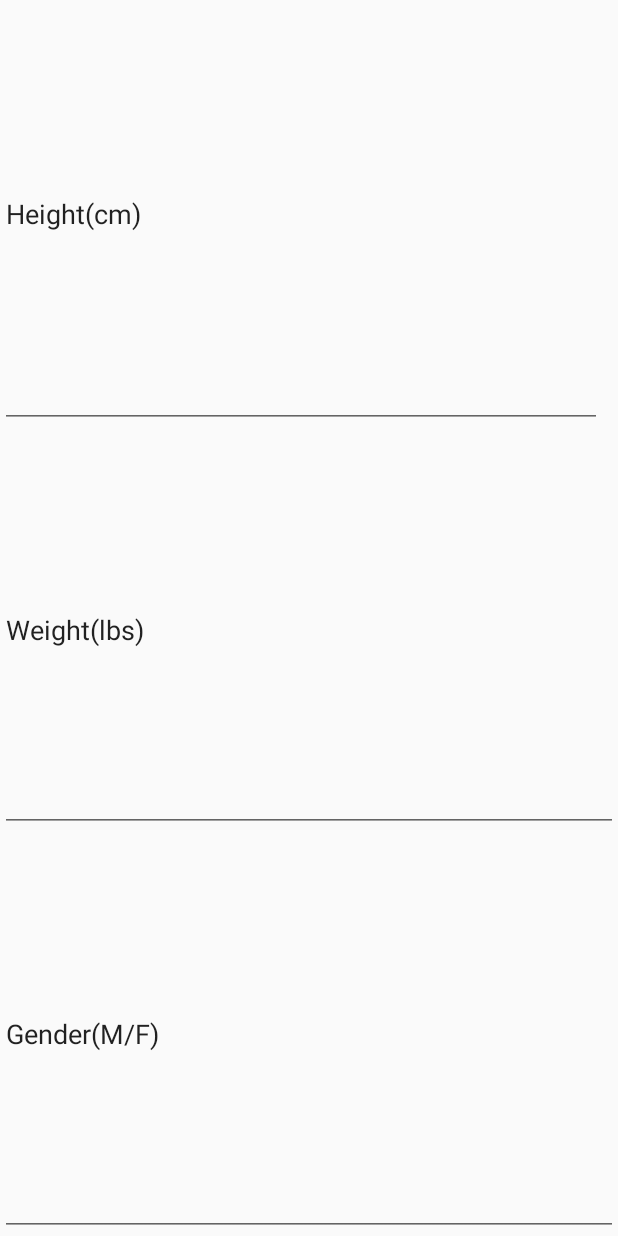
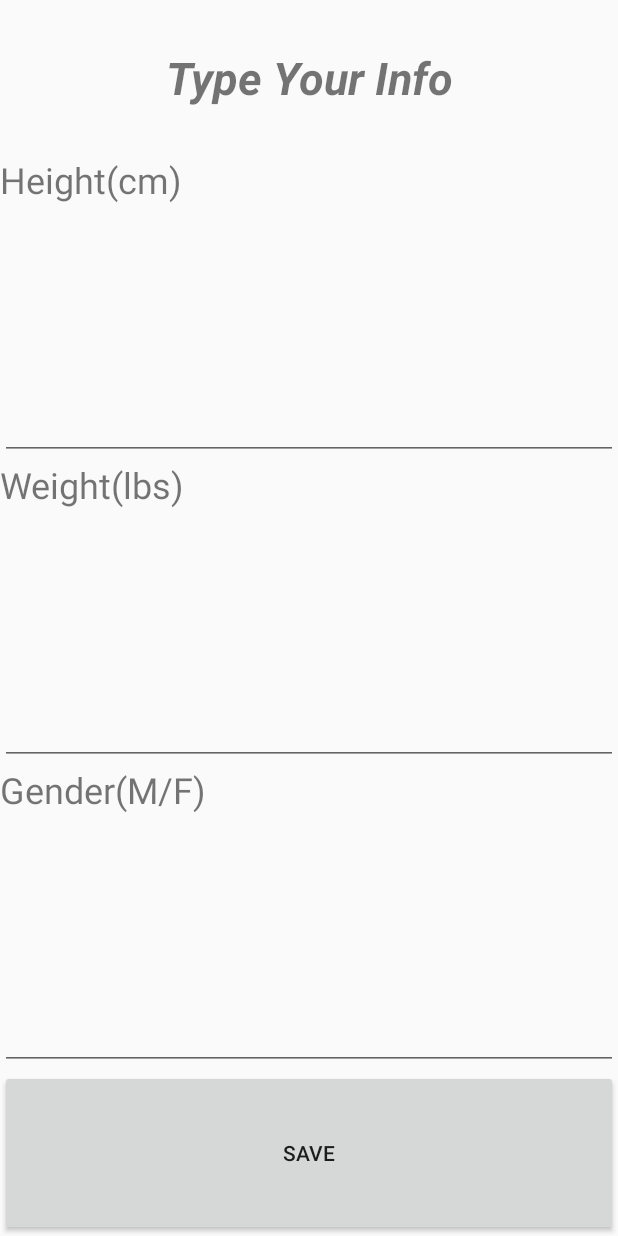
Before and after one commit to SuedeOO/GROUP5_FINAL, an Android app: the fragment InfoFragment shown on its own in the app's theme, on a phone screen of 412 x 824 dp. Run offline under Robolectric (Android 15) with nearby library versions, the phone set to English and light mode, and no system bars.

Commit message:
Update Info

```diff
--- a/app/src/main/res/layout/fragment_info.xml
+++ b/app/src/main/res/layout/fragment_info.xml
@@ -1,17 +1,42 @@
 <?xml version="1.0" encoding="utf-8"?>
 <LinearLayout xmlns:android="http://schemas.android.com/apk/res/android"
+    xmlns:app="http://schemas.android.com/apk/res-auto"
     android:layout_width="match_parent"
     android:layout_height="match_parent"
     android:orientation="vertical">
 
+    <TextView
+        android:id="@+id/Info"
+        android:layout_width="match_parent"
+        android:layout_height="wrap_content"
+        android:layout_weight="1"
+        android:autoText="true"
+        android:gravity="center"
+        android:text="Type Your Info"
+        android:textSize="30sp"
+        android:textStyle="bold|italic" />
+
+    <TextView
+        android:layout_width="match_parent"
+        android:layout_height="wrap_content"
+        android:layout_weight="1"
+        android:text="Height(cm)"
+        android:textSize="24sp" />
+
     <EditText
         android:id="@+id/height"
-        android:layout_width="401dp"
-        android:layout_height="61dp"
+        android:layout_width="match_parent"
+        android:layout_height="wrap_content"
         android:layout_weight="1"
         android:ems="10"
-        android:inputType="textPersonName"
-        android:text="Height(cm)" />
+        android:inputType="number" />
+
+    <TextView
+        android:layout_width="match_parent"
+        android:layout_height="wrap_content"
+        android:layout_weight="1"
+        android:text="Weight(lbs)"
+        android:textSize="24sp" />
 
     <EditText
         android:id="@+id/weight"
@@ -19,8 +44,14 @@
         android:layout_height="wrap_content"
         android:layout_weight="1"
         android:ems="10"
-        android:inputType="textPersonName"
-        android:text="Weight(lbs)" />
+        android:inputType="number" />
+
+    <TextView
+        android:layout_width="match_parent"
+        android:layout_height="wrap_content"
+        android:layout_weight="1"
+        android:text="Gender(M/F)"
+        android:textSize="24sp" />
 
     <EditText
         android:id="@+id/gender"
@@ -28,6 +59,12 @@
         android:layout_height="wrap_content"
         android:layout_weight="1"
         android:ems="10"
-        android:inputType="textPersonName"
-        android:text="Gender(M/F)" />
+        android:inputType="textPersonName" />
+
+    <Button
+        android:layout_width="match_parent"
+        android:layout_height="wrap_content"
+        android:layout_weight="1"
+        android:text="Save" />
+
 </LinearLayout>
--- a/build.gradle
+++ b/build.gradle
@@ -3,9 +3,10 @@
 buildscript {
     repositories {
         jcenter()
+        google()
     }
     dependencies {
-        classpath 'com.android.tools.build:gradle:3.0.0'
+        classpath 'com.android.tools.build:gradle:3.0.1'
 
         // NOTE: Do not place your application dependencies here; they belong
         // in the individual module build.gradle files
@@ -15,5 +16,6 @@ buildscript {
 allprojects {
     repositories {
         jcenter()
+        google()
     }
 }
```
